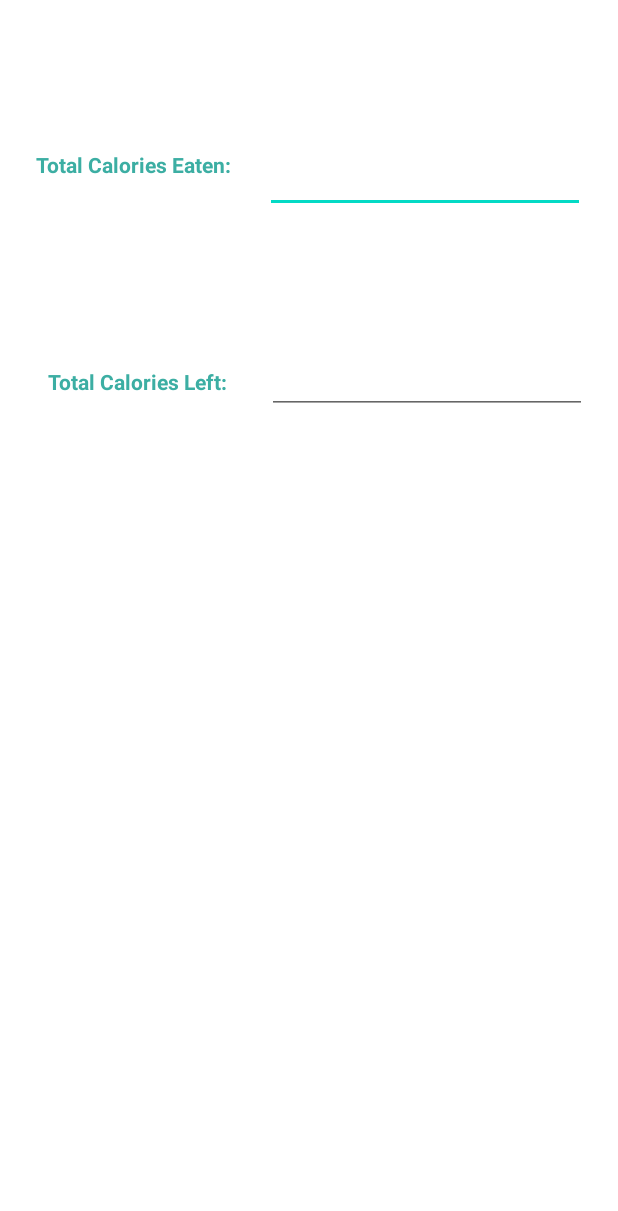
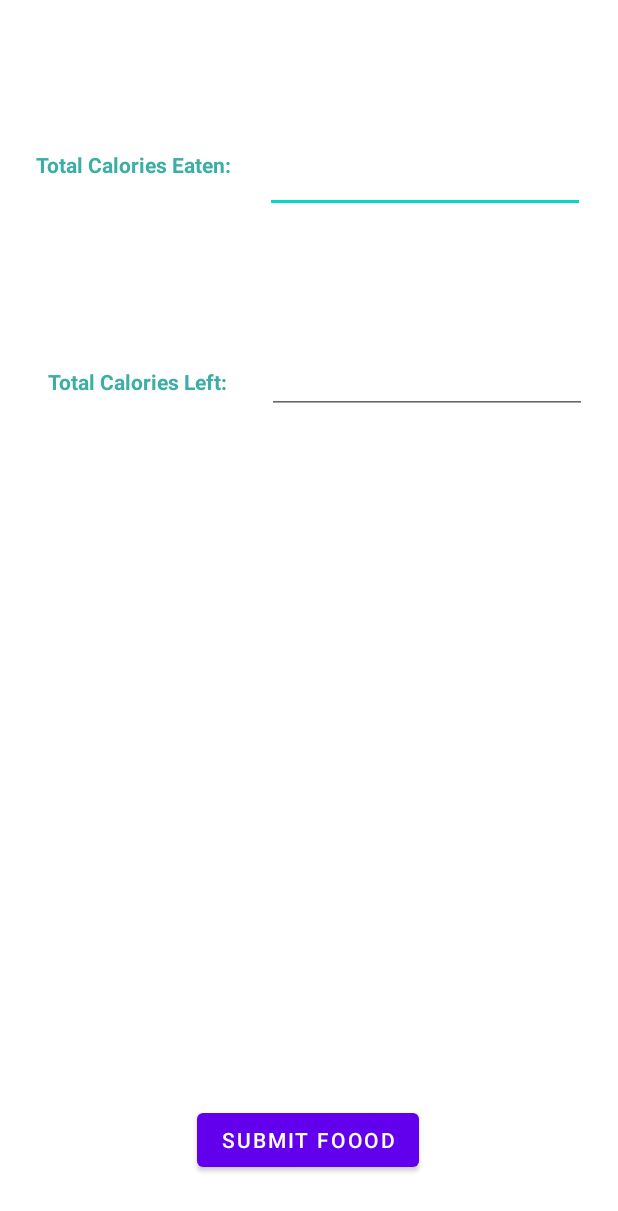
Before and after one commit to CMPSC475/FitnessAppProject, an Android app: the layout nutritionpage.xml on its own in the app's theme, with its tools: preview values and no code run, on a phone screen of 412 x 824 dp. Shown: the top 1211 px of the screen. Run offline under Robolectric (Android 15) with nearby library versions, the phone set to English and light mode, and no system bars.

```diff
--- a/app/src/main/res/layout/exercise.xml
+++ b/app/src/main/res/layout/exercise.xml
@@ -56,4 +56,5 @@
         app:layout_constraintStart_toStartOf="parent"
         app:layout_constraintTop_toBottomOf="@+id/textView11"
         app:layout_constraintVertical_bias="0.056" />
+
 </androidx.constraintlayout.widget.ConstraintLayout>
--- a/app/src/main/res/layout/nutritionpage.xml
+++ b/app/src/main/res/layout/nutritionpage.xml
@@ -56,4 +56,15 @@
         app:layout_constraintHorizontal_bias="0.565"
         app:layout_constraintStart_toEndOf="@+id/textView4" />
 
+    <Button
+        android:id="@+id/button7"
+        android:layout_width="wrap_content"
+        android:layout_height="wrap_content"
+        android:layout_marginBottom="40dp"
+        android:text="@string/submitfood"
+        app:layout_constraintBottom_toBottomOf="parent"
+        app:layout_constraintEnd_toEndOf="parent"
+        app:layout_constraintHorizontal_bias="0.498"
+        app:layout_constraintStart_toStartOf="parent" />
+
 </androidx.constraintlayout.widget.ConstraintLayout>
--- a/app/src/main/res/values/strings.xml
+++ b/app/src/main/res/values/strings.xml
@@ -46,6 +46,7 @@
     <string name="calsleftN">Total Calories Left: </string>
     <string name="burned">Calories Burned:</string>
     <string name="calsburnedtd">Burned Goal:</string>
+    <string name="submitfood">Submit Foood</string>
 
 
 </resources>
```
